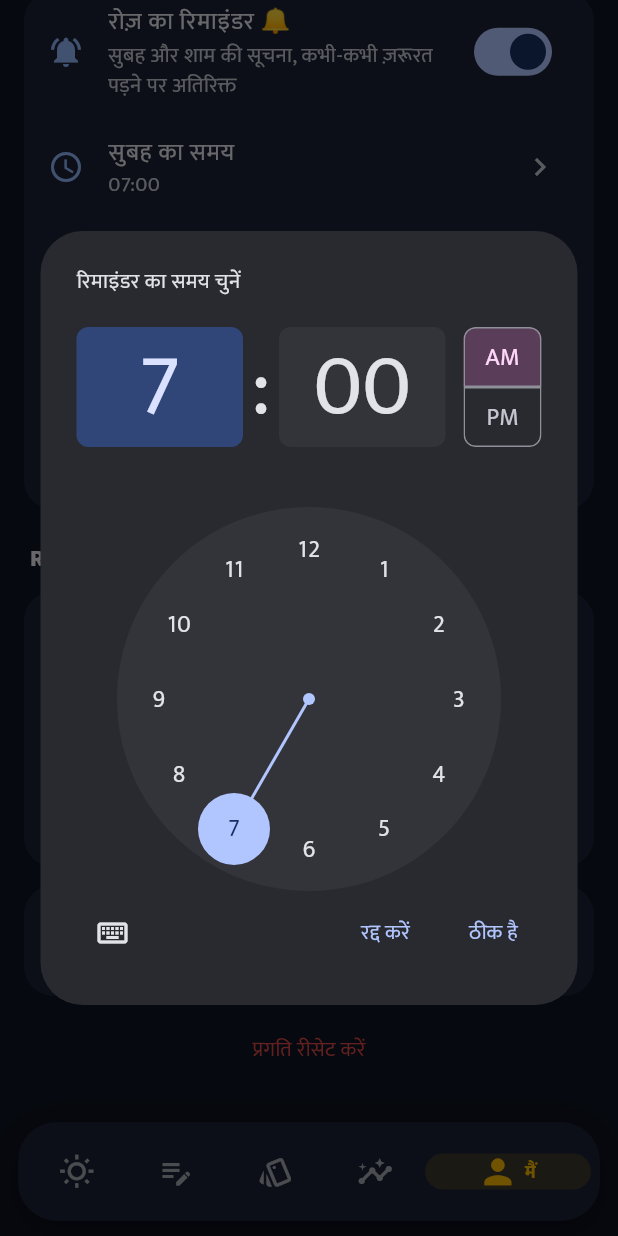
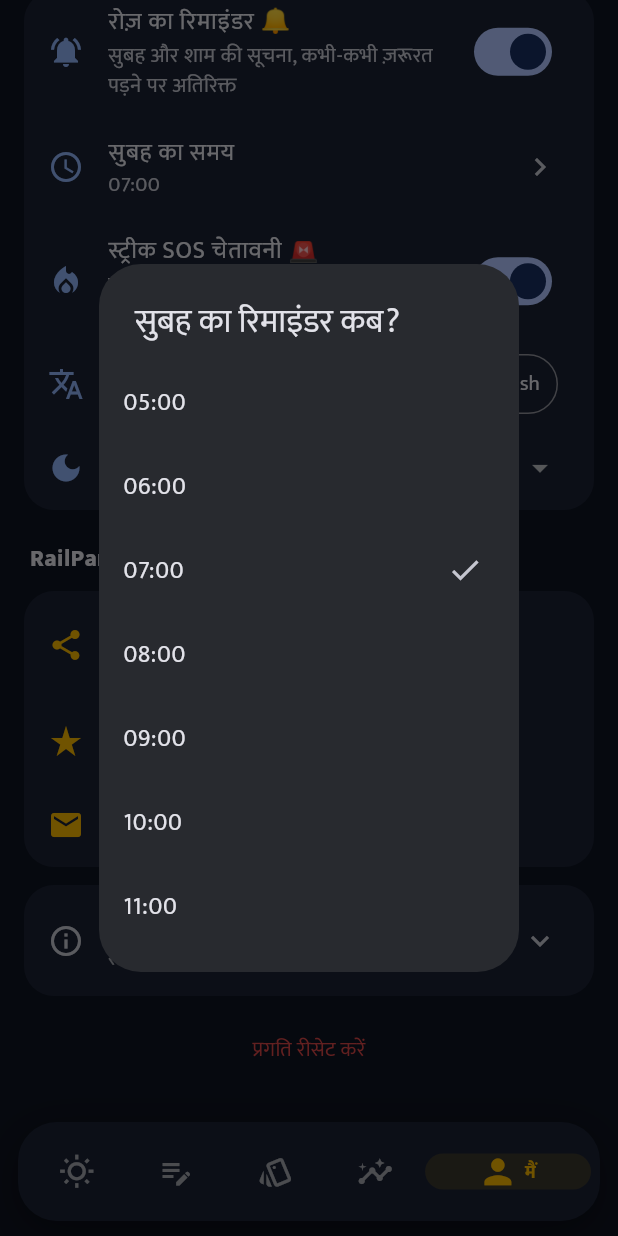
Before and after one commit to aniketbabar97-commits/MahaPariksha, a Flutter app: the HomeShell screen opened directly, item 5 of the bottom bar chosen, scrolled down 576 dp, after a tap on "सुबह का समय", on a phone screen of 412 x 824 dp. Run offline on Flutter 3.47's test engine with Material 3 defaults, Android fonts, the phone set to English and light mode, and no system bars; our stand-ins replace cloud_firestore, firebase_analytics, firebase_auth, firebase_core, flutter_local_notifications, google_mobile_ads and 5 more; accounts and stored records are empty; network calls fail; statements that could not run were skipped; project files that could hold a hidden picture were left out.

Commit message:
Morning reminder: pick a whole hour from a list instead of a clock dial that dropped minutes
Co-Authored-By: Claude Opus 5.5 <noreply@anthropic.com>
Claude-Session: https://claude.ai/code/session_01T9442ta7HcxGi7RPfPaS6U

```diff
--- a/railpariksha/app/lib/screens/me_screen.dart
+++ b/railpariksha/app/lib/screens/me_screen.dart
@@ -137,15 +137,24 @@ class MeScreen extends StatelessWidget {
                 trailing: const Icon(Icons.chevron_right),
                 onTap: () async {
                   HapticFeedback.selectionClick();
-                  final t = await showTimePicker(
-                    helpText: context.tr('रिमाइंडर का समय चुनें', 'Select reminder time'),
-                    cancelText: context.tr('रद्द करें', 'Cancel'),
-                    confirmText: context.tr('ठीक है', 'OK'),
+                  // Reminders fire on the hour, so offer whole morning hours rather than a clock dial
+                  // whose minutes would be silently dropped.
+                  final h = await showDialog<int>(
                     context: context,
-                    initialTime: TimeOfDay(hour: p.reminderHour, minute: 0),
+                    builder: (ctx) => SimpleDialog(
+                      title: Text(context.tr('सुबह का रिमाइंडर कब?', 'Morning reminder at')),
+                      children: [
+                        for (var hour = 5; hour <= 11; hour++)
+                          ListTile(
+                            title: Text('${hour.toString().padLeft(2, '0')}:00'),
+                            trailing: hour == p.reminderHour ? const Icon(Icons.check) : null,
+                            onTap: () => Navigator.pop(ctx, hour),
+                          ),
+                      ],
+                    ),
                   );
-                  if (t == null) return;
-                  p.update((p) => p.reminderHour = t.hour);
+                  if (h == null) return;
+                  p.update((p) => p.reminderHour = h);
                   await applyReminders(p);
                 },
               ),
```
